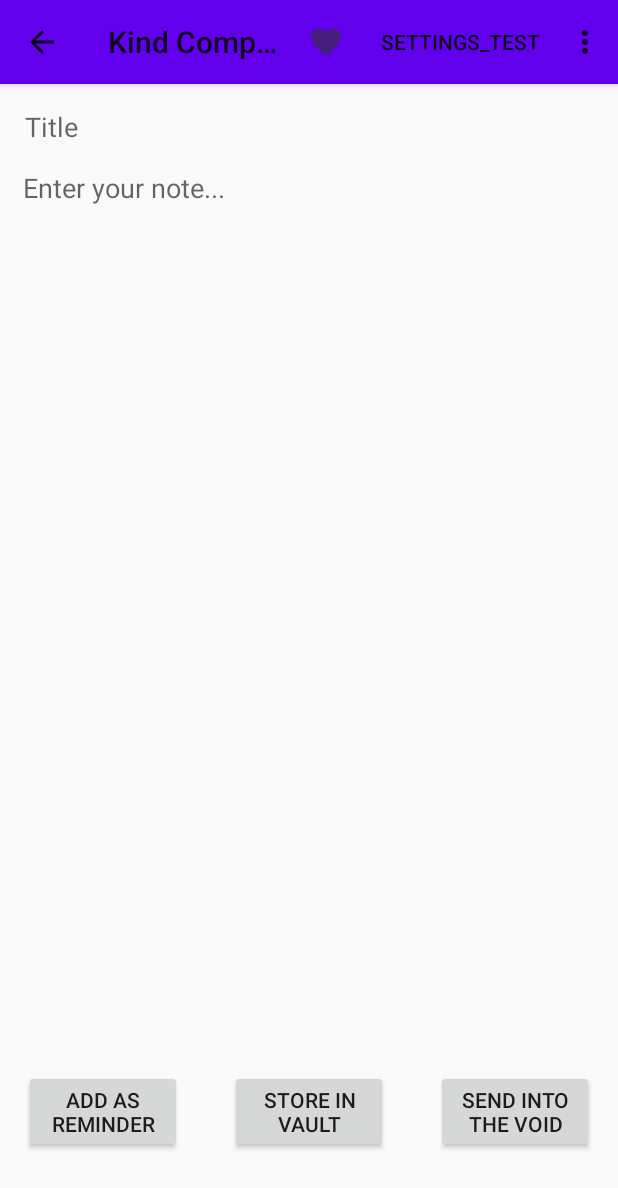
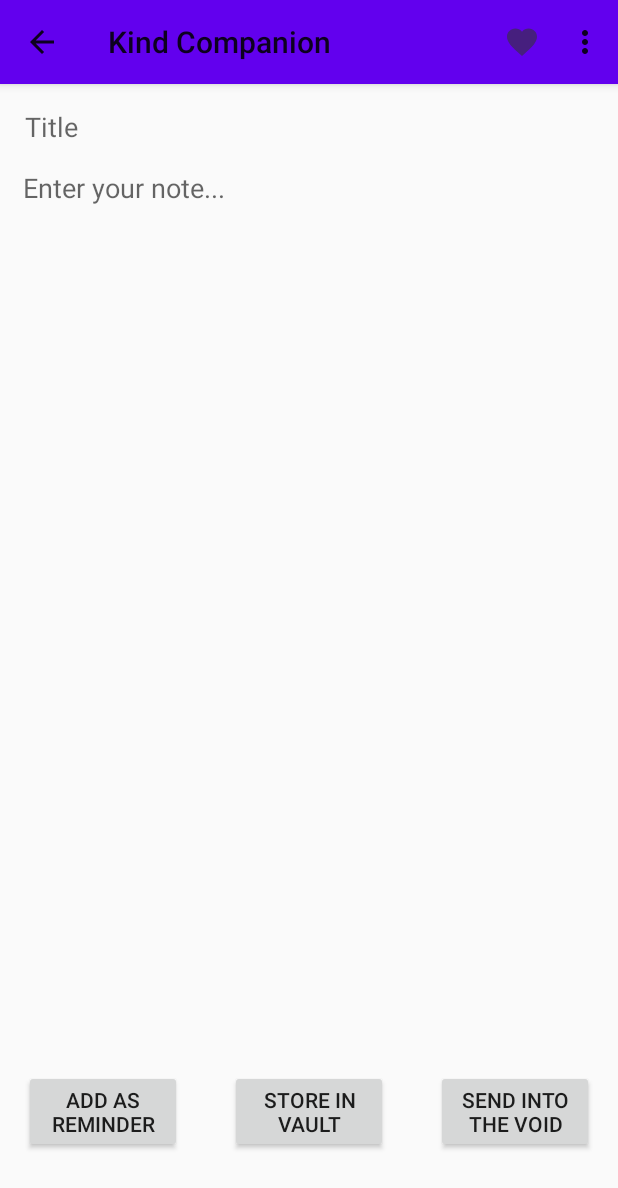
Before and after one commit to shivivats/Kind-Companion, an Android app: the NoteActivity screen opened directly, with no data from a screen before it, on a phone screen of 412 x 824 dp. Shown: the top 1188 px of the screen. Run offline under Robolectric (Android 15) with nearby library versions, the phone set to English and light mode, and no system bars.

Commit message:
some more small experimental changes

```diff
--- a/app/src/main/res/menu/note_entry_top_menu.xml
+++ b/app/src/main/res/menu/note_entry_top_menu.xml
@@ -12,12 +12,14 @@
     <!-- Settings, should always be in the overflow -->
     <item android:id="@+id/test_action_settings"
         android:title="Settings_Test"
-        app:showAsAction="ifRoom|collapseActionView"
+        app:showAsAction="never|collapseActionView"
         app:actionViewClass="androidx.appcompat.widget.SearchView"/>
 
     <!-- share -->
+    <!--
     <item android:id="@+id/test_action_share"
         android:title="Share_Test"
-        app:showAsAction="never"
+        app:showAsAction="ifRoom"
         app:actionProviderClass="androidx.appcompat.widget.ShareActionProvider" />
+     -->
 </menu>
```
